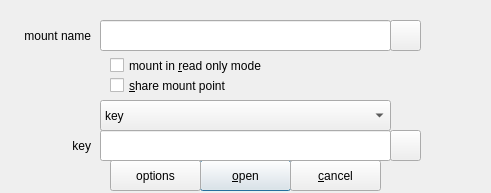
The window that zuluMount-gui/keydialog.ui (mhogomchungu/zuluCrypt) describes before a commit, drawn with Qt 5.
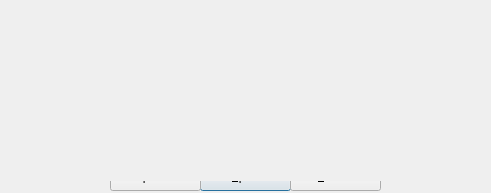
The same window after the commit.

Commit message: add support for unlocking VeraCrypt volumes in zuluMount-gui

Diff of the .ui file:
```diff
--- a/zuluMount-gui/keydialog.ui
+++ b/zuluMount-gui/keydialog.ui
@@ -198,6 +198,28 @@
     </property>
    </item>
   </widget>
+  <widget class="QLabel" name="veraCryptWarning">
+   <property name="geometry">
+    <rect>
+     <x>20</x>
+     <y>10</y>
+     <width>451</width>
+     <height>171</height>
+    </rect>
+   </property>
+   <property name="autoFillBackground">
+    <bool>true</bool>
+   </property>
+   <property name="text">
+    <string/>
+   </property>
+   <property name="alignment">
+    <set>Qt::AlignCenter</set>
+   </property>
+   <property name="wordWrap">
+    <bool>true</bool>
+   </property>
+  </widget>
  </widget>
  <tabstops>
   <tabstop>lineEditKey</tabstop>
```
Left out of the diff: 2 changed lines with no effect on the pictures. The commit also changes 11 other files.
